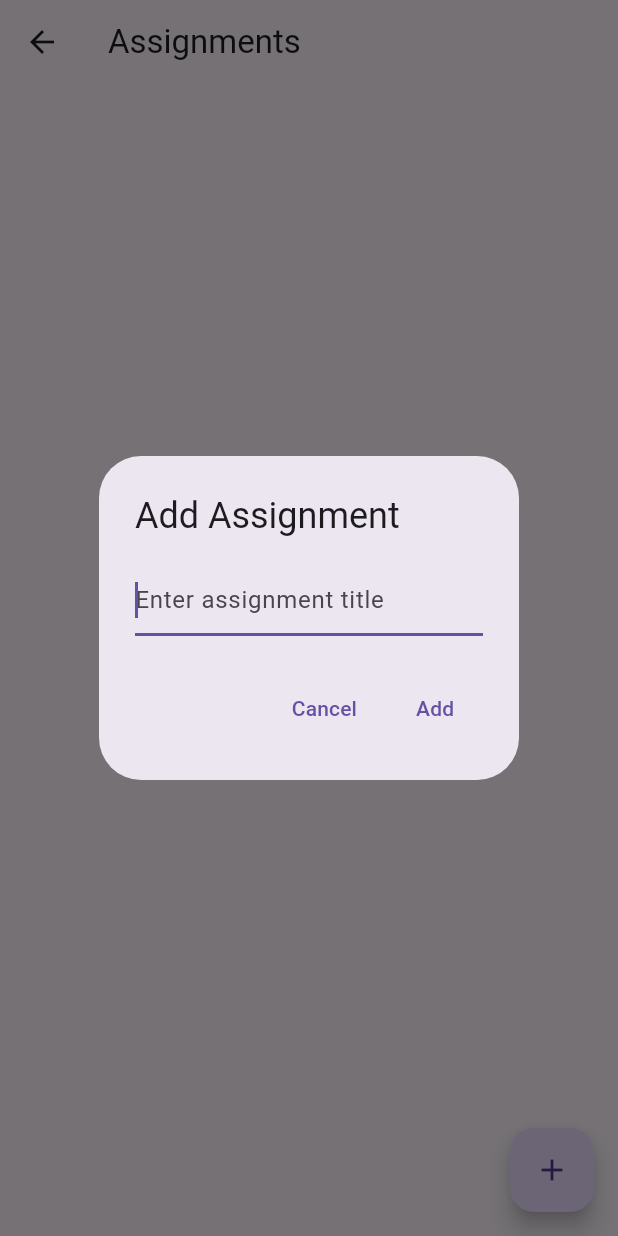
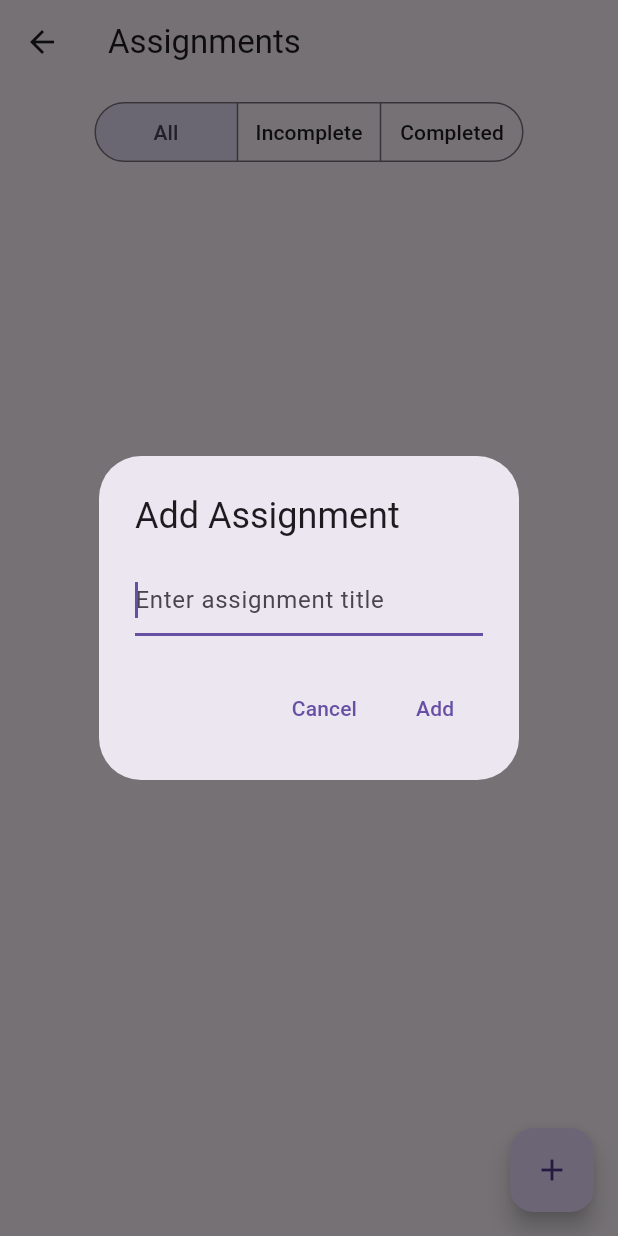
Before and after one commit to draeger-eli/Homework-Tracker, a Flutter app: the AssignmentListScreen screen opened directly, after a tap on the "add" icon, on a phone screen of 412 x 824 dp. Run offline on Flutter 3.47's test engine with Material 3 defaults, Android fonts, the phone set to English and light mode, and no system bars; our stand-ins replace cloud_firestore, firebase_auth, firebase_core, firebase_database; accounts and stored records are empty.

Commit message:
Added assignment filter + delete button

```diff
--- a/lib/views/assignment_list_screen.dart
+++ b/lib/views/assignment_list_screen.dart
@@ -1,6 +1,9 @@
 import 'package:flutter/material.dart';
 
 import '../presenters/assignment_presenter.dart';
+
+// Enhancement #2: filter options
+enum AssignmentFilter { all, incomplete, completed }
 
 class AssignmentListScreen extends StatefulWidget {
   const AssignmentListScreen({super.key});
@@ -26,6 +29,18 @@ class _AssignmentListScreenState extends State<AssignmentListScreen> {
     setState(() => _isLoading = false);
   }
   // ---- end Lab 5 ----
+
+  // ---- Enhancement #2: filter ----
+  AssignmentFilter _filter = AssignmentFilter.all;
+
+  bool _matchesFilter(bool isCompleted) {
+    return switch (_filter) {
+      AssignmentFilter.all => true,
+      AssignmentFilter.incomplete => !isCompleted,
+      AssignmentFilter.completed => isCompleted,
+    };
+  }
+  // ---- end Enhancement #2 ----
 
   void _showAddAssignmentDialog() {
     String newAssignmentTitle = '';
@@ -71,26 +86,76 @@ class _AssignmentListScreenState extends State<AssignmentListScreen> {
   Widget build(BuildContext context) {
     final assignments = _presenter.assignments;
 
+    // Enhancement #2: positions in the FULL list of assignments that pass the filter.
+    // Toggle and delete must receive full-list positions, because the model
+    // finds the matching Firebase entry by its position in the full list.
+    final visibleIndexes = [
+      for (var i = 0; i < assignments.length; i++)
+        if (_matchesFilter(assignments[i].isCompleted)) i,
+    ];
+
     return Scaffold(
       appBar: AppBar(title: const Text('Assignments')),
-      // ---- Lab 5: changed ----
       body: _isLoading
           ? const Center(child: CircularProgressIndicator())
+          : Column(
+              children: [
+                // Enhancement #2: filter control
+                Padding(
+                  padding: const EdgeInsets.all(8),
+                  child: SegmentedButton<AssignmentFilter>(
+                    showSelectedIcon: false,
+                    segments: const <ButtonSegment<AssignmentFilter>>[
+                      ButtonSegment<AssignmentFilter>(
+                        value: AssignmentFilter.all,
+                        label: Text('All'),
+                      ),
+                      ButtonSegment<AssignmentFilter>(
+                        value: AssignmentFilter.incomplete,
+                        label: Text('Incomplete'),
+                      ),
+                      ButtonSegment<AssignmentFilter>(
+                        value: AssignmentFilter.completed,
+                        label: Text('Completed'),
+                      ),
+                    ],
+                    selected: {_filter},
+                    onSelectionChanged: (selection) {
+                      setState(() => _filter = selection.first);
+                    },
+                  ),
+                ),
+                Expanded(
+                  child: visibleIndexes.isEmpty
+                      ? const Center(child: Text('No assignments to show'))
                       : ListView.builder(
-              itemCount: assignments.length,
-              itemBuilder: (context, index) {
+                          itemCount: visibleIndexes.length,
+                          itemBuilder: (context, i) {
+                            final index = visibleIndexes[i];
                             final assignment = assignments[index];
                             return CheckboxListTile(
+                              controlAffinity: ListTileControlAffinity.leading,
                               title: Text(assignment.title),
                               value: assignment.isCompleted,
                               onChanged: (_) async {
                                 await _presenter.toggleCompleted(index);
                                 setState(() {});
                               },
+                              // Enhancement #1: delete button
+                              secondary: IconButton(
+                                icon: const Icon(Icons.delete_outline),
+                                tooltip: 'Delete assignment',
+                                onPressed: () async {
+                                  await _presenter.deleteAssignment(index);
+                                  setState(() {});
+                                },
+                              ),
                             );
                           },
                         ),
-      // ---- end Lab 5 ----
+                ),
+              ],
+            ),
       floatingActionButton: FloatingActionButton(
         onPressed: _showAddAssignmentDialog,
         child: const Icon(Icons.add),
```
Lines whose indentation alone changed are shown as unchanged.
